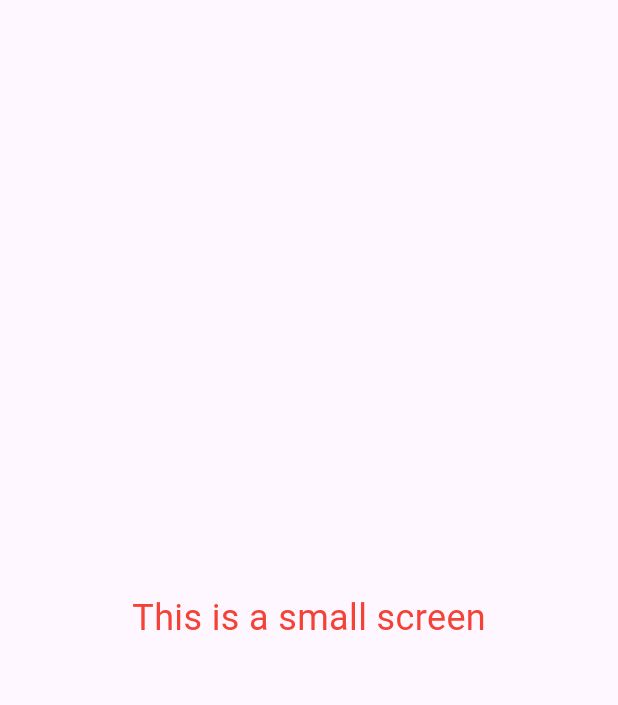
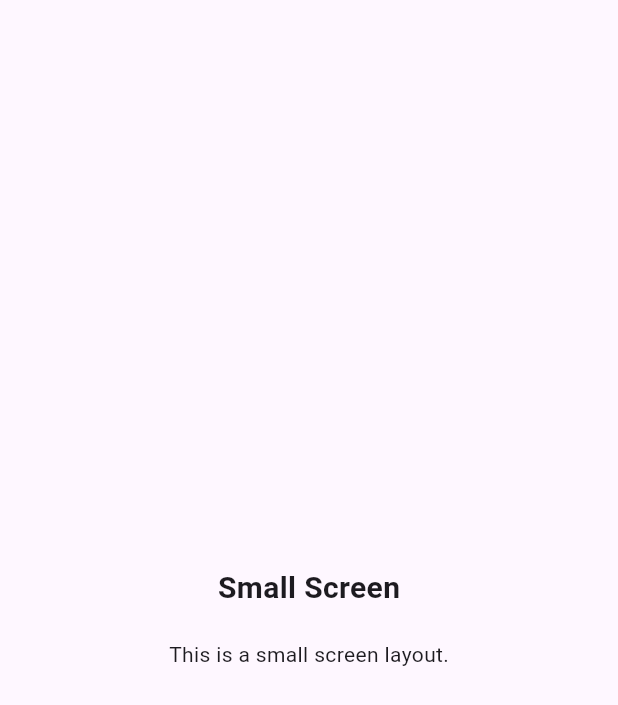
Before and after one commit to codersTheDevelopers/flutter_web, a Flutter app: the screen it shows after launch, on a phone screen of 412 x 824 dp. Shown: the top 705 px of the screen. Run offline on Flutter 3.47's test engine with Material 3 defaults, Android fonts, the phone set to English and light mode, and no system bars.

Commit message:
v1.1.1 small screen update

```diff
--- a/lib/Responsive/smallScreen.dart
+++ b/lib/Responsive/smallScreen.dart
@@ -6,12 +6,22 @@ class Smallscreen extends StatelessWidget {
   @override
   Widget build(BuildContext context) {
     return const Scaffold(
-      body: Center(
-        child: Text(
-          'This is a small screen',
-          style: TextStyle(fontSize: 24, color: Colors.red),
+        body: Column(
+      mainAxisAlignment: MainAxisAlignment.center,
+      crossAxisAlignment: CrossAxisAlignment.center,
+      children: [
+        Center(
+          child: Text(
+            'Small Screen',
+            style: TextStyle(fontSize: 20, fontWeight: FontWeight.bold),
+          ),
         ),
-      ),
-    );
+        SizedBox(height: 20),
+        Text(
+          'This is a small screen layout.',
+          style: TextStyle(fontSize: 14),
+        ),
+      ],
+    ));
   }
 }
```
